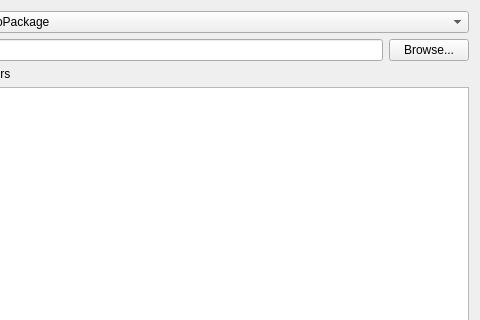
This is src/plugins/offline_editing/offline_editing_plugin_guibase.ui in qgis/QGIS as Qt 5 draws it before an edit; both pictures show x 110 to 590 and y 0 to 320 of the 590 by 570 pixel window. The edited form follows.
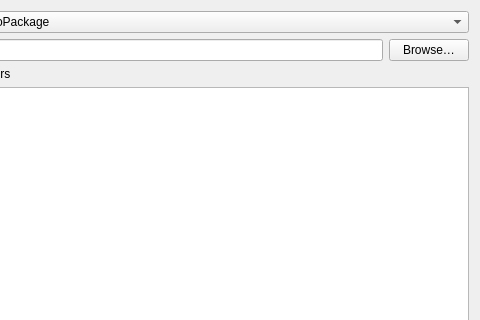
This is the edited form. Icons and pictures are not drawn. Custom widgets are drawn as their Qt base class.

The edit to the form file:
```diff
--- a/src/plugins/offline_editing/offline_editing_plugin_guibase.ui
+++ b/src/plugins/offline_editing/offline_editing_plugin_guibase.ui
@@ -74,7 +74,7 @@
      <item>
       <widget class="QPushButton" name="mBrowseButton">
        <property name="text">
-        <string>Browse...</string>
+        <string>Browse…</string>
        </property>
       </widget>
      </item>
```
